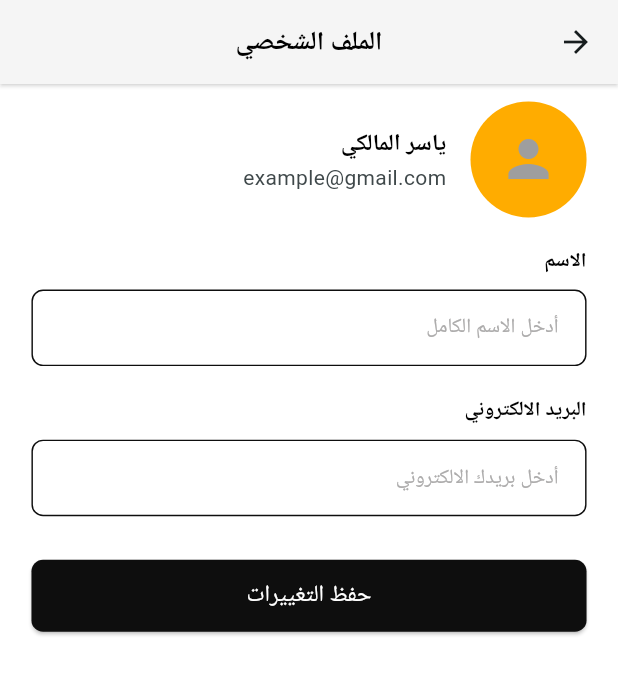
After one commit to 0Ahmad0/tools_to_go_app, a Flutter app: the ProfileScreen screen opened by its route, on a phone screen of 412 x 824 dp. The commit adds this screen. Shown: the top 675 px of the screen. Run offline on Flutter 3.47's test engine with Material 3 defaults, Android fonts, the phone set to English and light mode, and no system bars; our stand-ins replace animate_do, carousel_slider, cloud_firestore, file_picker, firebase_auth, firebase_core and 11 more; accounts and stored records are empty; Roboto replaces fonts that are missing (Tajawal).

Commit message:
- finish all screens app

```diff
--- a/lib/app/features/navbar/screens/home_screen.dart
+++ b/lib/app/features/navbar/screens/home_screen.dart
@@ -42,7 +42,10 @@ class HomeScreen extends StatelessWidget {
               ),
               ListTile(
                 dense: true,
-                onTap: () {},
+                onTap: () {
+                  context.pop();
+                  context.pushNamed(Routes.profileRoute);
+                },
                 leading: Icon(
                   Icons.person,
                 ),
--- a/lib/app/features/order_taker/home/screens/order_taker_home_screen.dart
+++ b/lib/app/features/order_taker/home/screens/order_taker_home_screen.dart
@@ -45,7 +45,10 @@ class OrderTakerHomeScreen extends StatelessWidget {
             ),
             ListTile(
               dense: true,
-              onTap: () {},
+              onTap: () {
+                context.pop();
+                context.pushNamed(Routes.profileRoute);
+              },
               leading: Icon(
                 Icons.person,
               ),
@@ -61,6 +64,7 @@ class OrderTakerHomeScreen extends StatelessWidget {
               dense: true,
               onTap: () {
                 context.pop();
+                context.pushNamed(Routes.showLocationOnMapRoute);
               },
               leading: Icon(Icons.map),
               title: Text(
--- a/lib/app/features/owner_tools/home/screens/owner_home_screen.dart
+++ b/lib/app/features/owner_tools/home/screens/owner_home_screen.dart
@@ -44,7 +44,11 @@ class OwnerHomeScreen extends StatelessWidget {
             ),
             ListTile(
               dense: true,
-              onTap: () {},
+              onTap: () {
+                context.pop();
+                context.pushNamed(Routes.profileRoute);
+
+              },
               leading: Icon(
                 Icons.person,
               ),
--- /dev/null
+++ b/lib/app/features/profile/screens/profile_screen.dart
@@ -0,0 +1,167 @@
+import 'dart:convert';
+
+import 'package:flutter/material.dart';
+import 'package:flutter_screenutil/flutter_screenutil.dart';
+import 'package:tools_to_go_app/core/helpers/spacing.dart';
+import 'package:tools_to_go_app/core/utils/color_manager.dart';
+import 'package:tools_to_go_app/core/utils/string_manager.dart';
+import 'package:tools_to_go_app/core/utils/style_manager.dart';
+import 'package:tools_to_go_app/core/widgets/app_button.dart';
+import 'package:tools_to_go_app/core/widgets/app_padding.dart';
+import 'package:tools_to_go_app/core/widgets/app_textfield.dart';
+
+class ProfileScreen extends StatefulWidget {
+  const ProfileScreen({Key? key}) : super(key: key);
+
+  @override
+  _ProfileScreenState createState() => _ProfileScreenState();
+}
+
+class _ProfileScreenState extends State<ProfileScreen> {
+  final TextEditingController _nameController = TextEditingController();
+  final TextEditingController _phoneController = TextEditingController();
+  final TextEditingController _emailController = TextEditingController();
+  final TextEditingController _cardNumberController = TextEditingController();
+  final TextEditingController _expiryDateController = TextEditingController();
+  final TextEditingController _cvvController = TextEditingController();
+  final TextEditingController _paypalEmailController = TextEditingController();
+
+  String _selectedPaymentMethod = 'Visa'; // طريقة الدفع الافتراضية
+  bool _showPaymentDetails = false; // للتحكم في إظهار معلومات البطاقة
+  bool _showPaypalEmail = false; // للتحكم في إظهار حقل PayPal
+
+  final List<String> paymentMethods = ['Visa', 'Mada', 'MasterCard', 'PayPal'];
+
+  void _saveChanges() {
+    ScaffoldMessenger.of(context).showSnackBar(
+      const SnackBar(content: Text(StringManager.profileUpdateSuccessFullText)),
+    );
+  }
+
+  @override
+  Widget build(BuildContext context) {
+    return Scaffold(
+      appBar: AppBar(
+        title: const Text(StringManager.profileText),
+      ),
+      body: AppPaddingWidget(
+        child: SingleChildScrollView(
+          child: Column(
+            crossAxisAlignment: CrossAxisAlignment.stretch,
+            children: [
+              Row(
+                children: [
+                  CircleAvatar(
+                    radius: 40.sp,
+                    backgroundColor: ColorManager.orangeColor,
+                    child:
+                        const Icon(Icons.person, size: 40, color: Colors.grey),
+                  ),
+                  Flexible(
+                    child: ListTile(
+                      title: Text(
+                        'ياسر المالكي',
+                        style: StyleManager.font16SemiBold(),
+                      ),
+                      subtitle: Text('example@gmail.com'),
+                    ),
+                  ),
+                ],
+              ),
+              verticalSpace(20.h),
+              Text(
+                StringManager.nameText,
+                style: StyleManager.font14SemiBold(),
+              ),
+              verticalSpace(10.h),
+              AppTextField(
+                controller: _nameController,
+                hintText: StringManager.enterNameHintText,
+              ),
+              verticalSpace(20.h),
+              Text(
+                StringManager.emailText,
+                style: StyleManager.font14SemiBold(),
+              ),
+              verticalSpace(10.h),
+              AppTextField(
+                controller: _emailController,
+                hintText: StringManager.enterEmailHintText,
+              ),
+
+
+              // const Text(
+              //   'Add Payment Method',
+              //   style: TextStyle(fontSize: 14, fontWeight: FontWeight.bold),
+              // ),
+              // const SizedBox(height: 8),
+              // DropdownButtonFormField<String>(
+              //   value: _selectedPaymentMethod,
+              //   decoration: InputDecoration(
+              //     border: OutlineInputBorder(
+              //       borderRadius: BorderRadius.circular(10),
+              //     ),
+              //     filled: true,
+              //     fillColor: Colors.grey[100],
+              //   ),
+              //   items: paymentMethods
+              //       .map((method) => DropdownMenuItem<String>(
+              //             value: method,
+              //             child: Text(method),
+              //           ))
+              //       .toList(),
+              //   onChanged: (value) {
+              //     setState(() {
+              //       _selectedPaymentMethod = value!;
+              //       _showPaymentDetails =
+              //           value == 'Visa' || value == 'MasterCard';
+              //       _showPaypalEmail = value == 'PayPal';
+              //     });
+              //   },
+              // ),
+              // const SizedBox(height: 20),
+              // if (_showPaymentDetails) ...[
+              //   buildEditableField(
+              //     label: 'Card Number',
+              //     controller: _cardNumberController,
+              //     hint: 'Enter your card number',
+              //     keyboardType: TextInputType.number,
+              //   ),
+              //   const SizedBox(height: 10),
+              //   buildEditableField(
+              //     label: 'Expiry Date',
+              //     controller: _expiryDateController,
+              //     hint: 'MM/YY',
+              //     keyboardType: TextInputType.datetime,
+              //   ),
+              //   const SizedBox(height: 10),
+              //   buildEditableField(
+              //     label: 'CVV',
+              //     controller: _cvvController,
+              //     hint: 'Enter CVV',
+              //     keyboardType: TextInputType.number,
+              //   ),
+              // ],
+              // // حقل PayPal
+              // if (_showPaypalEmail) ...[
+              //   buildEditableField(
+              //     label: 'PayPal Email',
+              //     controller: _paypalEmailController,
+              //     hint: 'Enter your PayPal email',
+              //     keyboardType: TextInputType.emailAddress,
+              //   ),
+              // ],
+              // const SizedBox(height: 20),
+              verticalSpace(30.h),
+              AppButton(
+                onPressed: _saveChanges,
+                text: StringManager.saveChangesText,
+              ),
+            ],
+          ),
+        ),
+      ),
+    );
+  }
+
+}
--- a/lib/core/routing/app_router.dart
+++ b/lib/core/routing/app_router.dart
@@ -1,10 +1,10 @@
 import 'package:flutter/material.dart';
 import 'package:tools_to_go_app/app/features/notification/screens/notification_screen.dart';
 import 'package:tools_to_go_app/app/features/order_taker/home/screens/order_taker_home_screen.dart';
-import 'package:tools_to_go_app/app/features/order_taker/map_view/screens/order_taker_map_view_screen.dart';
 import 'package:tools_to_go_app/app/features/owner_tools/add_tool/screens/owner_add_tool_screen.dart';
 import 'package:tools_to_go_app/app/features/owner_tools/home/screens/owner_home_screen.dart';
 import 'package:tools_to_go_app/app/features/owner_tools/tools_requests/screens/owner_tools_requestes_screen.dart';
+import 'package:tools_to_go_app/app/features/profile/screens/profile_screen.dart';
 import 'package:tools_to_go_app/app/features/tool_details/screen/tool_details_screen.dart';
 
 import '../../app/features/auth/screens/auth_screen.dart';
@@ -13,6 +13,7 @@ import '../../app/features/auth/screens/forgot_password_screen.dart';
 import '../../app/features/booking_tool/screens/booking_tool_screen.dart';
 import '../../app/features/messages/screens/messages_screen.dart';
 import '../../app/features/navbar/screens/navbar_screen.dart';
+import '../../app/features/order_taker/show_location_on_map/screens/show_location_on_map_screen.dart';
 import '../../app/features/splash/splash_screen.dart';
 import 'routes.dart';
 
@@ -58,6 +59,10 @@ class AppRouter {
         return MaterialPageRoute(
           builder: (_) => NotificationScreen(),
         );
+        case Routes.profileRoute:
+        return MaterialPageRoute(
+          builder: (_) => ProfileScreen(),
+        );
 
       ///Owner
       case Routes.ownerHomeRoute:
@@ -80,9 +85,9 @@ class AppRouter {
         return MaterialPageRoute(
           builder: (_) => OrderTakerHomeScreen(),
         );
-      case Routes.orderTakerMapViewRoute:
+      case Routes.showLocationOnMapRoute:
         return MaterialPageRoute(
-          builder: (_) => OrderTakerMapViewScreen(),
+          builder: (_) => ShowLocationOnMapScreen(),
         );
 
       default:
--- a/lib/core/routing/routes.dart
+++ b/lib/core/routing/routes.dart
@@ -8,6 +8,8 @@ class Routes {
   static const String toolDetailsRoute = '/toolDetailsScreen';
   static const String bookingToolRoute = '/bookingToolScreen';
   static const String notificationRoute = '/notificationScreen';
+  static const String profileRoute = '/profileScreen';
+  static const String showLocationOnMapRoute = '/showLocationOnMapScreen';
 
   ///Owner
   static const String ownerHomeRoute = '/ownerHomeScreen';
--- a/lib/core/utils/string_manager.dart
+++ b/lib/core/utils/string_manager.dart
@@ -28,12 +28,16 @@ class StringManager {
   static const String propertyProductHintText = "أدخل مواصفات المنتج";
   static const String dateOfBookText = "تاريخ حجز المنتج : ";
   static const String locationBookText = "موقع الحجز : ";
+  static const String userLocationBookText = "موقع الحجز";
   static const String approvedRequestText = "قبول الطلب";
   static const String cancelRequestText = "رفض الطلب";
   static const String areYouSureCancelRequestText = "هل أنت متأكد من رفض الطلب ؟ ";
   static const String mapViewText = "المشاهدة على الخريطة";
   static const String addOrderTakerText = "اختيار عامل توصيل";
   static const String areYouSureAddOrderTakerText = "هل أنت متأكد من اختيار عامل التوصيل ؟ ";
+  static const String profileUpdateSuccessFullText = "تم تحديث الملف الشخصي بنجاح!";
+  static const String pickLocationText = "حدد الموقع الخاص بك";
+  static const String confirmLocationText = "تحديد";
 
 
 
@@ -147,7 +151,7 @@ class StringManager {
 
   ///Signup Screen
   static const String createAccountText = 'Create an account';
-  static const String enterNameHintText = 'Enter Name';
+  static const String enterNameHintText = 'أدخل الاسم الكامل';
   static const String enterPhoneHintText = 'Enter Phone';
   static const String enterSetPasswordHintText = 'Set Password';
   static const String enterConfirmPasswordHintText = 'Confirm Password';
@@ -171,7 +175,7 @@ class StringManager {
   static const String goToLoginText = 'Go to login';
 
   /// Profile Screen
-  static const String profileText = 'الصفحة الشخصية';
+  static const String profileText = 'الملف الشخصي';
   static const String personalInformationText = 'Personal Information';
   static const String securityText = 'Security';
   static const String privacyText = 'Privacy';
--- a/pubspec.yaml
+++ b/pubspec.yaml
@@ -37,6 +37,8 @@ dependencies:
   flutter_html:
   font_awesome_flutter:
   syncfusion_flutter_datepicker: 27.2.5
+  google_maps_flutter:
+
 
 
 dev_dependencies:
```
Also changed, not shown: lib/app/features/auth/widgets/select_location_user_widget.dart (added, +131 -0 lines), lib/app/features/auth/widgets/signup_screen_widget.dart (+9 -2 lines), lib/app/features/order_taker/map_view/screens/order_taker_map_view_screen.dart (deleted, +0 -10 lines), lib/app/features/order_taker/show_location_on_map/screens/show_location_on_map_screen.dart (added, +56 -0 lines), pubspec.lock, 1 other file.
